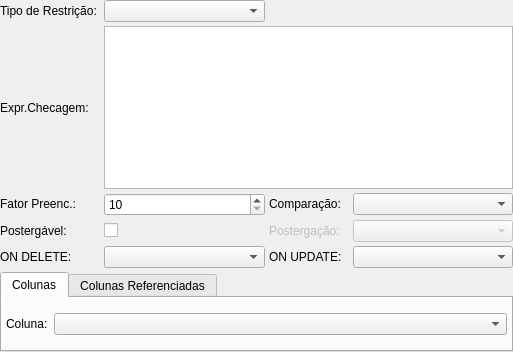
The window that pgmodeler_ui/ui/restricaowidget.ui (erdincay/pgmodeler-old) describes before a commit, drawn with Qt 5.
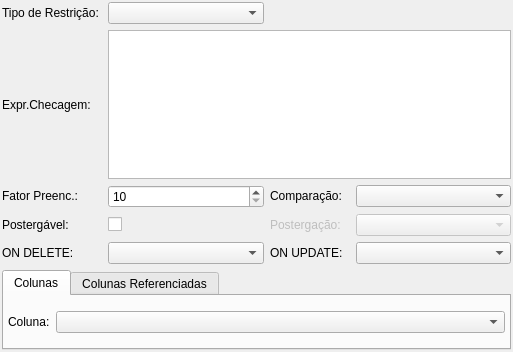
The same window after the commit. The open tabs and pages were chosen to show the change.

```diff
--- a/pgmodeler_ui/ui/restricaowidget.ui
+++ b/pgmodeler_ui/ui/restricaowidget.ui
@@ -21,10 +21,10 @@
   </property>
   <layout class="QGridLayout" name="restricao_grid">
    <property name="margin">
-    <number>0</number>
+    <number>2</number>
    </property>
    <property name="spacing">
-    <number>4</number>
+    <number>6</number>
    </property>
    <item row="0" column="0">
     <widget class="QLabel" name="tipo_rest_lbl">
@@ -377,6 +377,9 @@
        <property name="margin">
         <number>4</number>
        </property>
+       <property name="spacing">
+        <number>6</number>
+       </property>
        <item row="0" column="0">
         <widget class="QLabel" name="coluna_lbl">
          <property name="sizePolicy">
```
Left out of the diff: 5 changed lines with no effect on the pictures.
